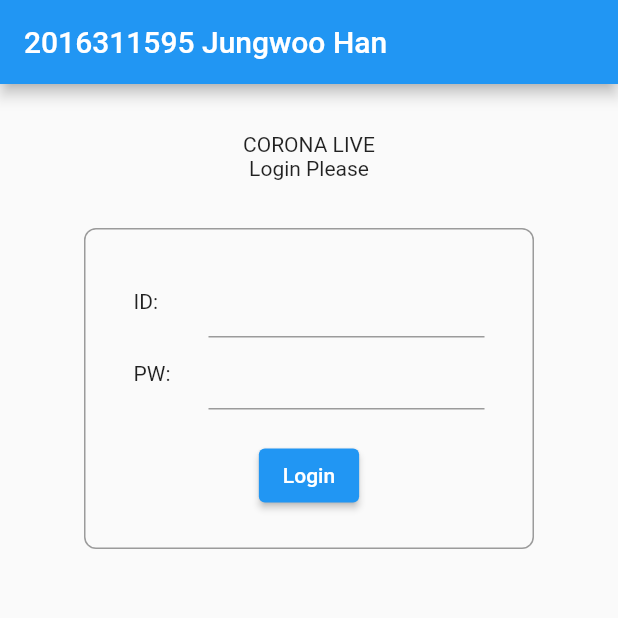
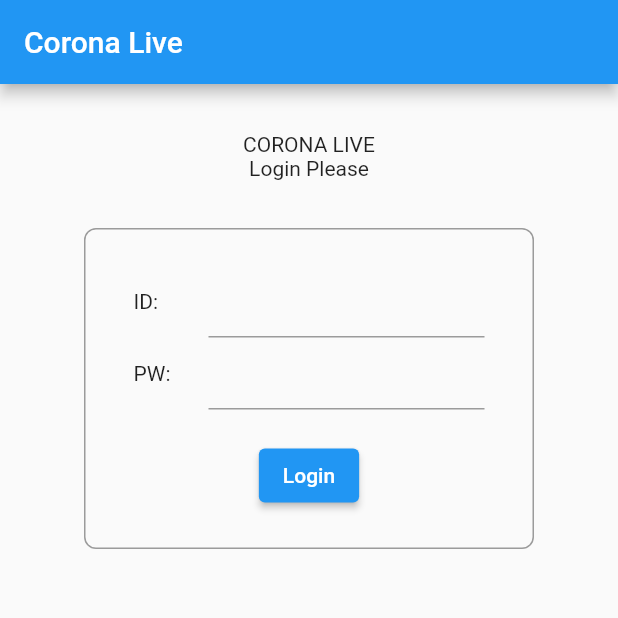
Before and after one commit to HanJungwoo1102/corona_live_flutter, a Flutter app: the screen it shows after launch, on a phone screen of 412 x 824 dp, the top half of it. Run offline on Flutter 3.47's test engine with Material 2 defaults, Android fonts, the light colour scheme and no system bars; our stand-ins replace fl_chart.

Commit message:
feat:app bar title 변경

```diff
--- a/lib/pages/LoginPage.dart
+++ b/lib/pages/LoginPage.dart
@@ -22,7 +22,7 @@ class LoginPage extends StatelessWidget {
 
     return Scaffold(
       appBar: AppBar(
-        title: Text('2016311595 Jungwoo Han'),
+        title: Text('Corona Live'),
       ),
       body: Column(
         children: [
```
